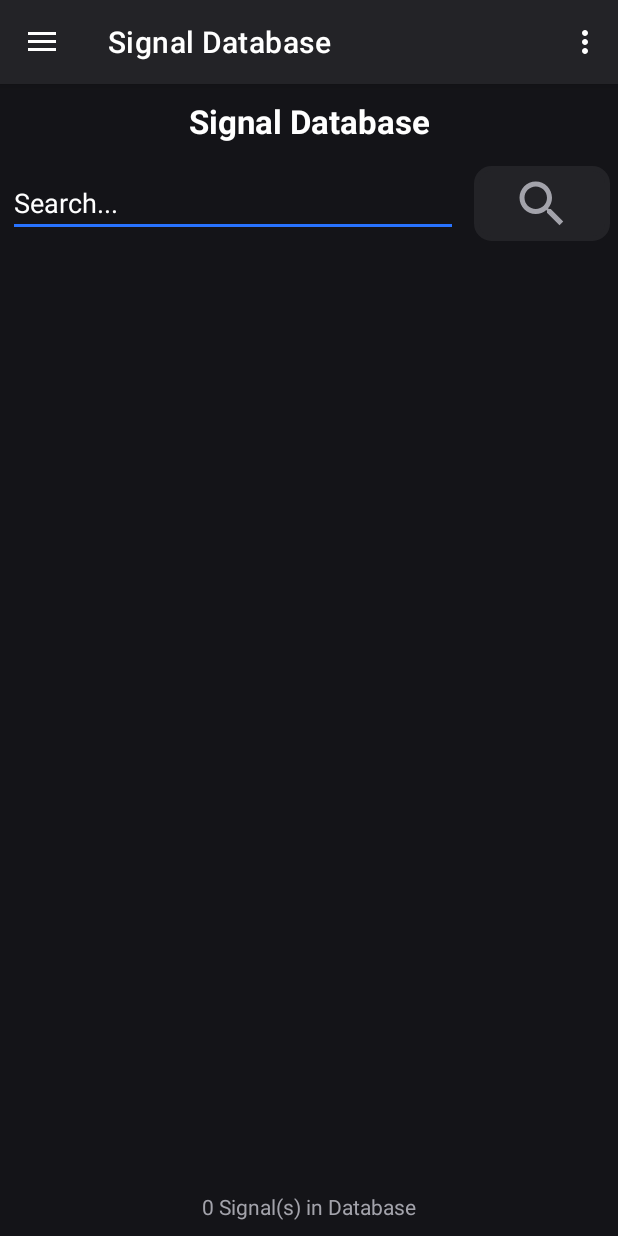
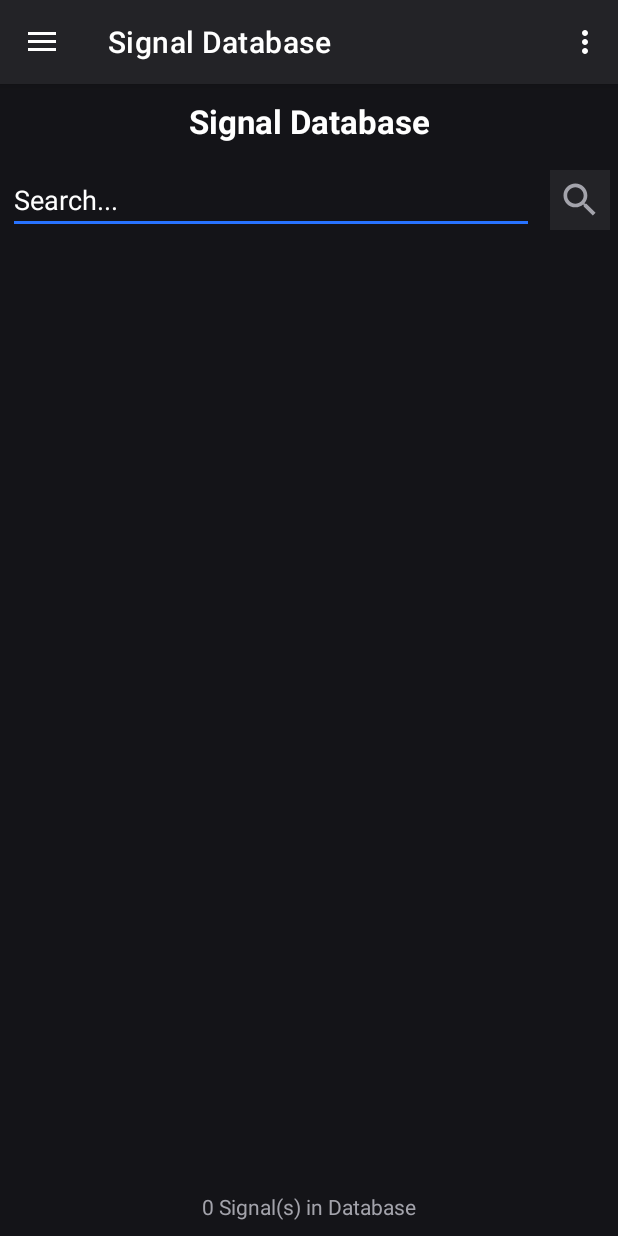
Before and after one commit to simondankelmann/SubMarine, an Android app: the screen it shows after launch (MainActivity), in the side drawer, after a tap on "Signal Database", on a phone screen of 412 x 824 dp. Run offline under Robolectric (Android 15) with nearby library versions, the light colour scheme and no system bars; our stand-ins replace Room's generated code, navigation-ui; libraries missing offline, so code that uses them is left out: org.osmdroid.api, org.osmdroid.config, org.osmdroid.tileprovider, org.osmdroid.util, org.osmdroid.views; 3 statements that could not run were skipped.

Commit message:
samll ui fix

```diff
--- a/Android/SubMarine/app/src/main/java/de/simon/dankelmann/submarine/ui/ViewSignalEntity/SignalMapTab/SignalMapTabViewModel.kt
+++ b/Android/SubMarine/app/src/main/java/de/simon/dankelmann/submarine/ui/ViewSignalEntity/SignalMapTab/SignalMapTabViewModel.kt
@@ -1,7 +1,11 @@
 package de.simon.dankelmann.submarine.ui.ViewSignalEntity.SignalMapTab
 
+import androidx.lifecycle.MutableLiveData
 import androidx.lifecycle.ViewModel
+import de.simon.dankelmann.submarine.Entities.SignalEntity
 
 class SignalMapTabViewModel : ViewModel() {
-    // TODO: Implement the ViewModel
+    val signalEntity = MutableLiveData<SignalEntity?>().apply {
+        value = null
+    }
 }
--- a/Android/SubMarine/app/src/main/java/de/simon/dankelmann/submarine/ui/ViewSignalEntity/TabFragments/SignalDataTab/SignalDataTabViewModel.kt
+++ b/Android/SubMarine/app/src/main/java/de/simon/dankelmann/submarine/ui/ViewSignalEntity/TabFragments/SignalDataTab/SignalDataTabViewModel.kt
@@ -2,9 +2,10 @@ package de.simon.dankelmann.submarine.ui.ViewSignalEntity.TabFragments.SignalDat
 
 import androidx.lifecycle.MutableLiveData
 import androidx.lifecycle.ViewModel
+import de.simon.dankelmann.submarine.Entities.SignalEntity
 
 class SignalDataTabViewModel : ViewModel() {
-    val signalData = MutableLiveData<String>().apply {
-        value = "-"
+    val signalEntity = MutableLiveData<SignalEntity?>().apply {
+        value = null
     }
 }
--- a/Android/SubMarine/app/src/main/res/layout/fragment_signal_database.xml
+++ b/Android/SubMarine/app/src/main/res/layout/fragment_signal_database.xml
@@ -40,33 +40,18 @@
             app:layout_constraintTop_toBottomOf="@id/textViewSignalDatabaseTitle"></TextView>-->
 
         <!-- SEARCH BUTTON -->
-        <LinearLayout
-            android:layout_height="@dimen/height_switchButton"
-            android:layout_width="@dimen/width_switchButton"
-            android:layout_weight="1"
-            android:background="@drawable/switch_layout_bg"
-            android:backgroundTint="@color/backgroundcolor_component_dark_inactive"
-            android:id="@+id/layoutSearchButton"
-            android:orientation="vertical"
-            android:bottomRightRadius="@dimen/border_radius_button"
-            android:bottomLeftRadius="@dimen/border_radius_button"
-            android:topLeftRadius="@dimen/border_radius_button"
-            android:topRightRadius="@dimen/border_radius_button"
-            android:layout_margin="5dp"
-            android:layout_gravity="center"
-            >
         <ImageButton
             android:layout_margin="5dp"
             android:id="@+id/searchButton"
             android:layout_width="@dimen/width_image_switchButton"
             android:layout_height="@dimen/height_image_switchButton"
-                android:background="@null"
+            android:background="@color/backgroundcolor_component_dark_inactive"
             android:scaleType="fitCenter"
             android:layout_gravity="center"
             android:src="@drawable/ic_search"
-                app:tint="@color/fontcolor_component_dark_inactive">
+            app:tint="@color/fontcolor_component_dark_inactive"
+            android:padding="5dp">
         </ImageButton>
-        </LinearLayout>
         <!-- END: SEARCH BUTTON -->
 
     </LinearLayout>
--- a/Android/SubMarine/app/src/main/res/layout/listrow_signal_entity.xml
+++ b/Android/SubMarine/app/src/main/res/layout/listrow_signal_entity.xml
@@ -23,7 +23,7 @@
             android:layout_height="60dp"
             android:src="@drawable/ic_baseline_signal"
             android:layout_gravity="left"
-            android:scaleType="fitCenter"
+            android:scaleType="center"
             app:tint="@color/fontcolor_component_dark_inactive"
            >
         </ImageView>
```
Also changed, not shown: Android/SubMarine/app/src/main/java/de/simon/dankelmann/submarine/Adapters/DetectedSignalTabCollectionAdapter.kt (+18 -3 lines), Android/SubMarine/app/src/main/java/de/simon/dankelmann/submarine/ui/ViewSignalEntity/SignalMapTab/SignalMapTabFragment.kt (+24 -18 lines), Android/SubMarine/app/src/main/java/de/simon/dankelmann/submarine/ui/ViewSignalEntity/TabFragments/SignalDataTab/SignalDataTabFragment.kt (+26 -18 lines), Android/SubMarine/app/src/main/java/de/simon/dankelmann/submarine/ui/ViewSignalEntity/ViewSignalEntityFragment.kt (+24 -17 lines). Lines whose indentation alone changed are shown as unchanged.
